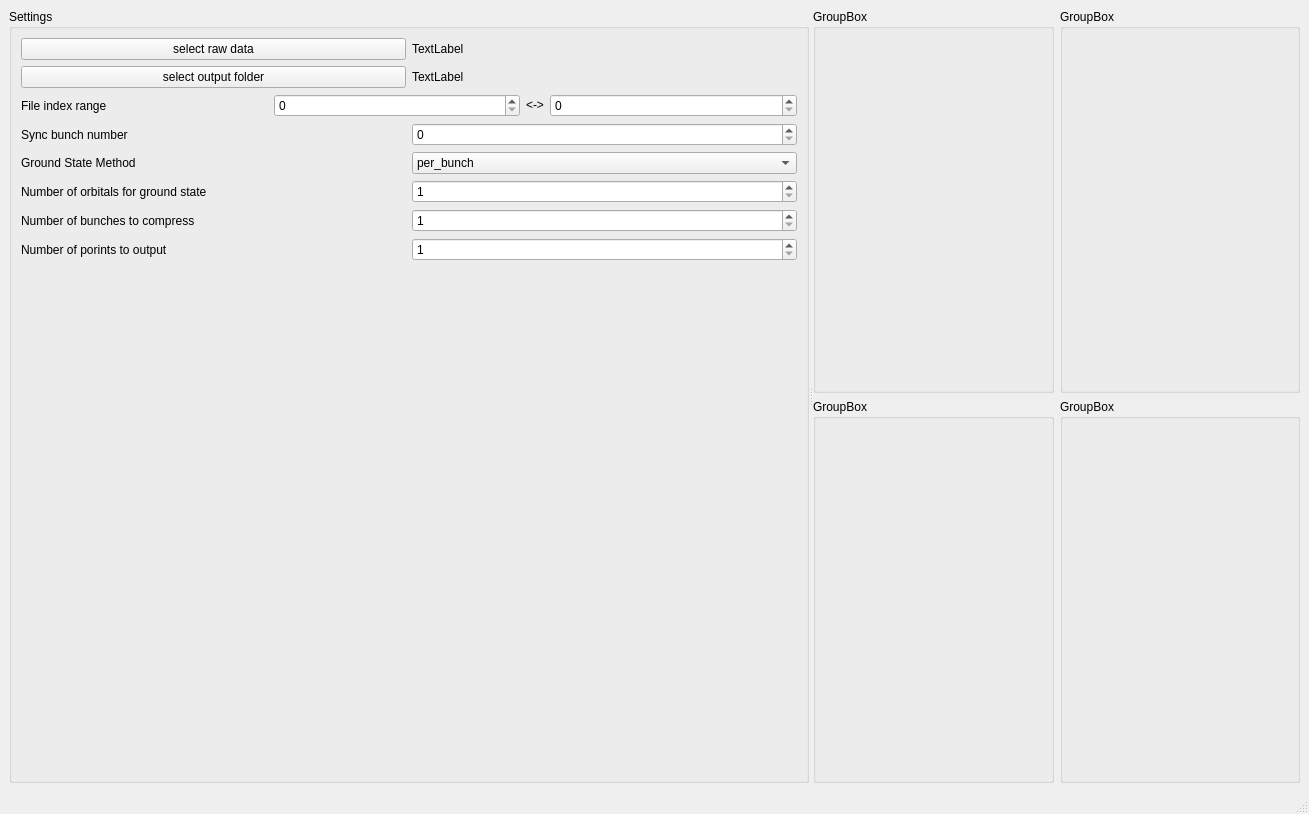
Before: the Qt Designer form src/trxasviewer/viewer.ui in AdvancedPhotonSource/trxasviewer, drawn with Qt 5.
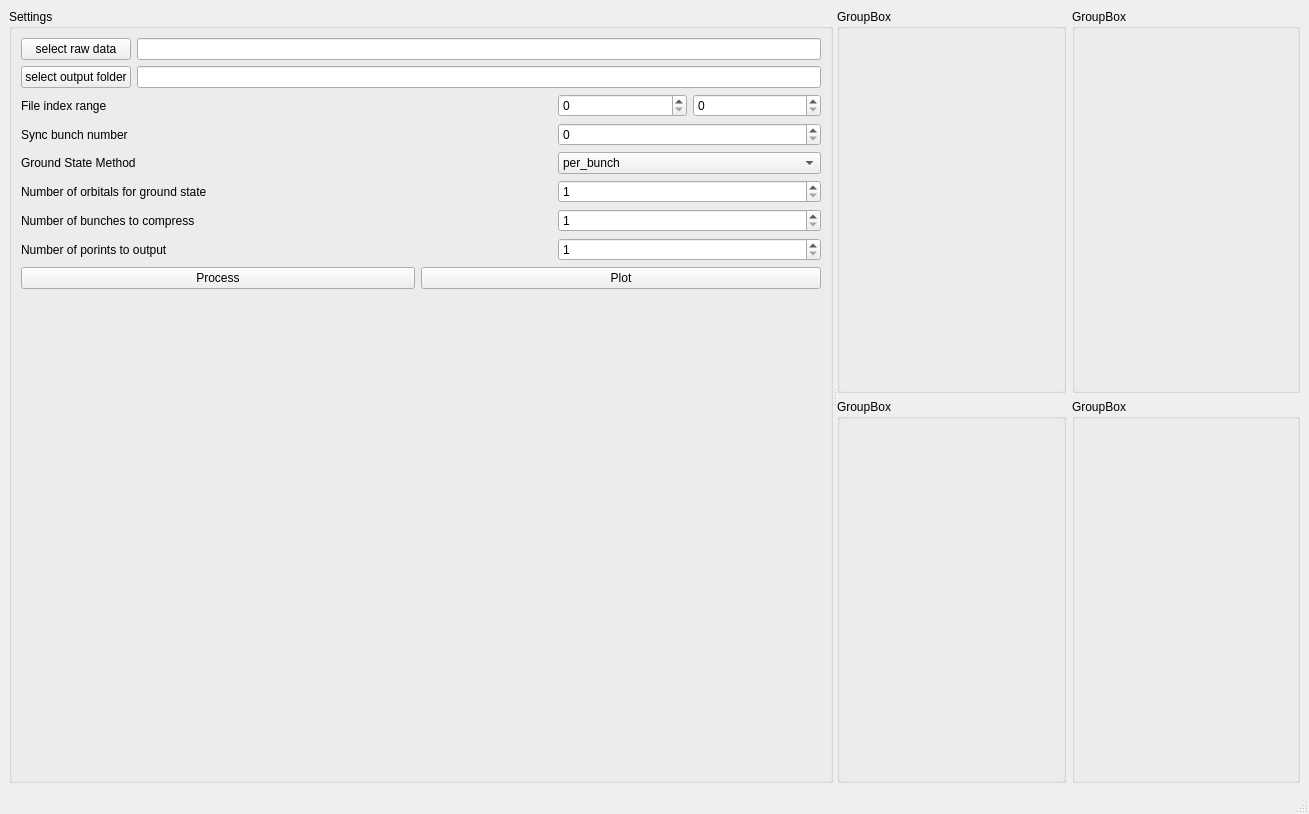
After: the same form once the commit is applied.

Patch:
```diff
--- a/src/trxasviewer/viewer.ui
+++ b/src/trxasviewer/viewer.ui
@@ -15,34 +15,22 @@
   </property>
   <widget class="QWidget" name="centralwidget">
    <layout class="QGridLayout" name="gridLayout_2">
-    <item row="0" column="1">
+    <item row="0" column="0">
      <widget class="QSplitter" name="splitter">
       <property name="orientation">
        <enum>Qt::Orientation::Horizontal</enum>
       </property>
       <widget class="QGroupBox" name="groupBox_5">
+       <property name="sizePolicy">
+        <sizepolicy hsizetype="Fixed" vsizetype="Preferred">
+         <horstretch>0</horstretch>
+         <verstretch>0</verstretch>
+        </sizepolicy>
+       </property>
        <property name="title">
         <string>Settings</string>
        </property>
-       <layout class="QGridLayout" name="gridLayout_4">
-        <item row="5" column="0">
-         <layout class="QHBoxLayout" name="horizontalLayout_5">
-          <item>
-           <widget class="QLabel" name="label_7">
-            <property name="text">
-             <string>Number of bunches to compress</string>
-            </property>
-           </widget>
-          </item>
-          <item>
-           <widget class="QSpinBox" name="spinBox_compressbunch_number">
-            <property name="minimum">
-             <number>1</number>
-            </property>
-           </widget>
-          </item>
-         </layout>
-        </item>
+       <layout class="QGridLayout" name="gridLayout_5">
         <item row="0" column="0">
          <layout class="QGridLayout" name="gridLayout_3">
           <item row="0" column="0">
@@ -52,13 +40,6 @@
             </property>
            </widget>
           </item>
-          <item row="0" column="1">
-           <widget class="QLabel" name="label_rawdata_folder">
-            <property name="text">
-             <string>TextLabel</string>
-            </property>
-           </widget>
-          </item>
           <item row="1" column="0">
            <widget class="QPushButton" name="pushButton_3">
             <property name="text">
@@ -66,25 +47,65 @@
             </property>
            </widget>
           </item>
+          <item row="0" column="1">
+           <widget class="QLineEdit" name="lineEdit_rawfolder"/>
+          </item>
           <item row="1" column="1">
-           <widget class="QLabel" name="label_output_folder">
-            <property name="text">
-             <string>TextLabel</string>
-            </property>
-           </widget>
+           <widget class="QLineEdit" name="lineEdit_outputfolder"/>
           </item>
          </layout>
         </item>
-        <item row="3" column="0">
-         <layout class="QHBoxLayout" name="horizontalLayout_3">
-          <item>
+        <item row="1" column="0">
+         <layout class="QGridLayout" name="gridLayout_4">
+          <item row="3" column="4" colspan="2">
+           <widget class="QSpinBox" name="spinBox_orbitals_number">
+            <property name="minimum">
+             <number>1</number>
+            </property>
+            <property name="maximum">
+             <number>999999</number>
+            </property>
+           </widget>
+          </item>
+          <item row="2" column="0" colspan="4">
            <widget class="QLabel" name="label_5">
             <property name="text">
              <string>Ground State Method</string>
             </property>
            </widget>
           </item>
-          <item>
+          <item row="3" column="0" colspan="4">
+           <widget class="QLabel" name="label_6">
+            <property name="text">
+             <string>Number of orbitals for ground state</string>
+            </property>
+           </widget>
+          </item>
+          <item row="5" column="0" colspan="4">
+           <widget class="QLabel" name="label_8">
+            <property name="text">
+             <string>Number of porints to output</string>
+            </property>
+           </widget>
+          </item>
+          <item row="0" column="4" colspan="2">
+           <layout class="QHBoxLayout" name="horizontalLayout">
+            <item>
+             <widget class="QSpinBox" name="spinBox_fileindex_min"/>
+            </item>
+            <item>
+             <widget class="QSpinBox" name="spinBox_fileindex_max"/>
+            </item>
+           </layout>
+          </item>
+          <item row="4" column="0" colspan="4">
+           <widget class="QLabel" name="label_7">
+            <property name="text">
+             <string>Number of bunches to compress</string>
+            </property>
+           </widget>
+          </item>
+          <item row="2" column="4" colspan="2">
            <widget class="QComboBox" name="comboBox_groundstate_method">
             <item>
              <property name="text">
@@ -98,92 +119,54 @@
             </item>
            </widget>
           </item>
-         </layout>
-        </item>
-        <item row="6" column="0">
-         <layout class="QHBoxLayout" name="horizontalLayout_6">
-          <item>
-           <widget class="QLabel" name="label_8">
-            <property name="text">
-             <string>Number of porints to output</string>
-            </property>
-           </widget>
-          </item>
-          <item>
-           <widget class="QSpinBox" name="spinBox_outputpoints_number">
+          <item row="4" column="4" colspan="2">
+           <widget class="QSpinBox" name="spinBox_compress_bunches">
             <property name="minimum">
              <number>1</number>
             </property>
            </widget>
           </item>
-         </layout>
-        </item>
-        <item row="4" column="0">
-         <layout class="QHBoxLayout" name="horizontalLayout_4">
-          <item>
-           <widget class="QLabel" name="label_6">
-            <property name="text">
-             <string>Number of orbitals for ground state</string>
-            </property>
-           </widget>
-          </item>
-          <item>
-           <widget class="QSpinBox" name="spinBox_groundstate_number">
-            <property name="minimum">
-             <number>1</number>
-            </property>
-            <property name="maximum">
-             <number>999999</number>
-            </property>
-           </widget>
-          </item>
-         </layout>
-        </item>
-        <item row="2" column="0">
-         <layout class="QHBoxLayout" name="horizontalLayout_2">
-          <item>
+          <item row="1" column="0" colspan="4">
            <widget class="QLabel" name="label_4">
             <property name="text">
              <string>Sync bunch number</string>
             </property>
            </widget>
           </item>
-          <item>
+          <item row="1" column="4" colspan="2">
            <widget class="QSpinBox" name="spinBox_syncbunch_number"/>
           </item>
-         </layout>
-        </item>
-        <item row="1" column="0">
-         <layout class="QHBoxLayout" name="horizontalLayout">
-          <item>
+          <item row="0" column="0" colspan="4">
            <widget class="QLabel" name="label_2">
             <property name="text">
              <string>File index range</string>
             </property>
            </widget>
           </item>
-          <item>
-           <widget class="QSpinBox" name="spinBox_fileindex_min"/>
-          </item>
-          <item>
-           <widget class="QLabel" name="label_3">
-            <property name="sizePolicy">
-             <sizepolicy hsizetype="Fixed" vsizetype="Preferred">
-              <horstretch>0</horstretch>
-              <verstretch>0</verstretch>
-             </sizepolicy>
+          <item row="5" column="4" colspan="2">
+           <widget class="QSpinBox" name="spinBox_output_points">
+            <property name="minimum">
+             <number>1</number>
             </property>
+           </widget>
+          </item>
+          <item row="6" column="3" colspan="3">
+           <widget class="QPushButton" name="pushButton_2">
             <property name="text">
-             <string>&lt;-&gt;</string>
+             <string>Plot</string>
             </property>
            </widget>
           </item>
-          <item>
-           <widget class="QSpinBox" name="spinBox_fileindex_max"/>
+          <item row="6" column="0" colspan="3">
+           <widget class="QPushButton" name="pushButton_process">
+            <property name="text">
+             <string>Process</string>
+            </property>
+           </widget>
           </item>
          </layout>
         </item>
-        <item row="7" column="0">
+        <item row="2" column="0">
          <spacer name="verticalSpacer">
           <property name="orientation">
            <enum>Qt::Orientation::Vertical</enum>
@@ -202,6 +185,12 @@
        <layout class="QGridLayout" name="gridLayout">
         <item row="0" column="0">
          <widget class="QGroupBox" name="groupBox">
+          <property name="sizePolicy">
+           <sizepolicy hsizetype="Preferred" vsizetype="Preferred">
+            <horstretch>1</horstretch>
+            <verstretch>1</verstretch>
+           </sizepolicy>
+          </property>
           <property name="title">
            <string>GroupBox</string>
           </property>
@@ -209,6 +198,12 @@
         </item>
         <item row="0" column="1">
          <widget class="QGroupBox" name="groupBox_3">
+          <property name="sizePolicy">
+           <sizepolicy hsizetype="Preferred" vsizetype="Preferred">
+            <horstretch>1</horstretch>
+            <verstretch>1</verstretch>
+           </sizepolicy>
+          </property>
           <property name="title">
            <string>GroupBox</string>
           </property>
@@ -216,6 +211,12 @@
         </item>
         <item row="1" column="0">
          <widget class="QGroupBox" name="groupBox_2">
+          <property name="sizePolicy">
+           <sizepolicy hsizetype="Preferred" vsizetype="Preferred">
+            <horstretch>1</horstretch>
+            <verstretch>1</verstretch>
+           </sizepolicy>
+          </property>
           <property name="title">
            <string>GroupBox</string>
           </property>
@@ -223,6 +224,12 @@
         </item>
         <item row="1" column="1">
          <widget class="QGroupBox" name="groupBox_4">
+          <property name="sizePolicy">
+           <sizepolicy hsizetype="Preferred" vsizetype="Preferred">
+            <horstretch>1</horstretch>
+            <verstretch>1</verstretch>
+           </sizepolicy>
+          </property>
           <property name="title">
            <string>GroupBox</string>
           </property>
```
Left out of the diff: 4 changed lines with no effect on the pictures.
